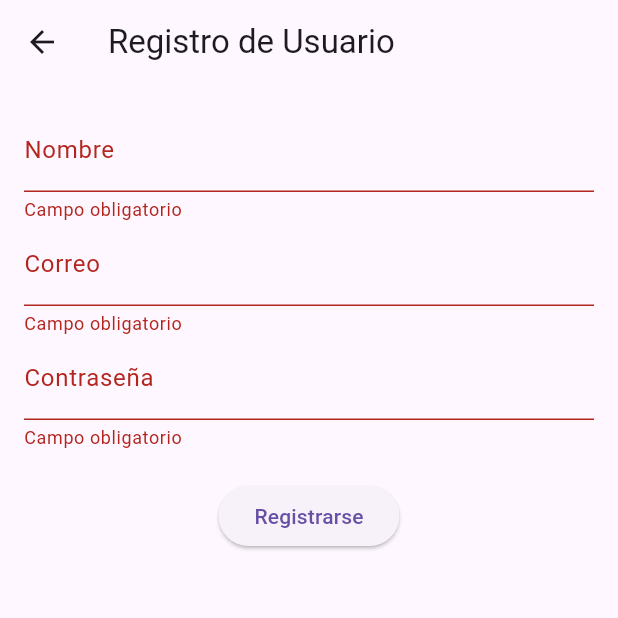
After one commit to amanciped/GesticketsApp, a Flutter app: the RegisterScreen screen opened directly, after a tap on "Registrarse", on a phone screen of 412 x 824 dp, the top half of it. The commit adds this screen. Run offline on Flutter 3.47's test engine with Material 3 defaults, Android fonts, the phone set to English and light mode, and no system bars.

Commit message:
feature(frontend): registro de usuario en la app

```diff
--- a/lib/screens/login_screen.dart
+++ b/lib/screens/login_screen.dart
@@ -1,6 +1,7 @@
 import 'package:flutter/material.dart';
 import '../services/auth_service.dart';
 import 'ticket_list_screen.dart';
+import 'register_screen.dart';
 
 class LoginScreen extends StatefulWidget {
   const LoginScreen({super.key});
@@ -69,6 +70,18 @@ class _LoginScreenState extends State<LoginScreen> {
                 onPressed: _login,
                 child: const Text('Ingresar'),
               ),
+              const SizedBox(height: 40),
+
+              TextButton(
+                onPressed: () {
+                  Navigator.push(
+                    context,
+                    MaterialPageRoute(builder: (_) => const RegisterScreen()),
+                  );
+                },
+                child: const Text('¿No tienes cuenta? Regístrate'),
+              ),
+
             ],
           ),
         ),
--- /dev/null
+++ b/lib/screens/register_screen.dart
@@ -0,0 +1,98 @@
+import 'package:flutter/material.dart';
+import '../services/auth_service.dart';
+import 'login_screen.dart';
+
+class RegisterScreen extends StatefulWidget {
+  const RegisterScreen({super.key});
+
+  @override
+  State<RegisterScreen> createState() => _RegisterScreenState();
+}
+
+class _RegisterScreenState extends State<RegisterScreen> {
+  final _formKey = GlobalKey<FormState>();
+  final _nameController = TextEditingController();
+  final _emailController = TextEditingController();
+  final _passwordController = TextEditingController();
+  bool _isLoading = false;
+
+  void _register() async {
+    if (!_formKey.currentState!.validate()) return;
+
+    setState(() => _isLoading = true);
+
+    final success = await AuthService.register(
+      _nameController.text,
+      _emailController.text,
+      _passwordController.text,
+    );
+
+    setState(() => _isLoading = false);
+
+    if (success && context.mounted) {
+      ScaffoldMessenger.of(context).showSnackBar(
+        const SnackBar(content: Text('Registro exitoso. Inicia sesión.')),
+      );
+      Navigator.pushReplacement(
+        context,
+        MaterialPageRoute(builder: (_) => const LoginScreen()),
+      );
+    } else {
+      ScaffoldMessenger.of(context).showSnackBar(
+        const SnackBar(content: Text('Error al registrar usuario')),
+      );
+    }
+  }
+
+  @override
+  Widget build(BuildContext context) {
+    return Scaffold(
+      appBar: AppBar(title: const Text('Registro de Usuario')),
+      body: Padding(
+        padding: const EdgeInsets.all(16.0),
+        child: Form(
+          key: _formKey,
+          child: Column(
+            children: [
+              TextFormField(
+                controller: _nameController,
+                decoration: const InputDecoration(labelText: 'Nombre'),
+                validator: (value) =>
+                value!.isEmpty ? 'Campo obligatorio' : null,
+              ),
+              TextFormField(
+                controller: _emailController,
+                decoration: const InputDecoration(labelText: 'Correo'),
+                keyboardType: TextInputType.emailAddress,
+                validator: (value) {
+                  if (value!.isEmpty) return 'Campo obligatorio';
+                  final emailRegex = RegExp(r'^[\w-\.]+@([\w-]+\.)+[\w-]{2,4}$');
+                  return emailRegex.hasMatch(value)
+                      ? null
+                      : 'Correo inválido';
+                },
+              ),
+              TextFormField(
+                controller: _passwordController,
+                decoration: const InputDecoration(labelText: 'Contraseña'),
+                obscureText: true,
+                validator: (value) {
+                  if (value!.isEmpty) return 'Campo obligatorio';
+                  if (value.length < 6) return 'Mínimo 6 caracteres';
+                  return null;
+                },
+              ),
+              const SizedBox(height: 20),
+              _isLoading
+                  ? const CircularProgressIndicator()
+                  : ElevatedButton(
+                onPressed: _register,
+                child: const Text('Registrarse'),
+              ),
+            ],
+          ),
+        ),
+      ),
+    );
+  }
+}
--- a/lib/services/auth_service.dart
+++ b/lib/services/auth_service.dart
@@ -21,4 +21,19 @@ class AuthService {
       return false;
     }
   }
+
+  static Future<bool> register(String name, String email, String password) async {
+    final response = await http.post(
+      Uri.parse('http://127.0.0.1:8081/login/api/registro'), // ajusta esto
+      headers: {'Content-Type': 'application/json'},
+      body: jsonEncode({
+        'nombre': name,
+        'email': email,
+        'password': password,
+      }),
+    );
+
+    return response.statusCode == 201 || response.statusCode == 200;
+  }
+
 }
```
